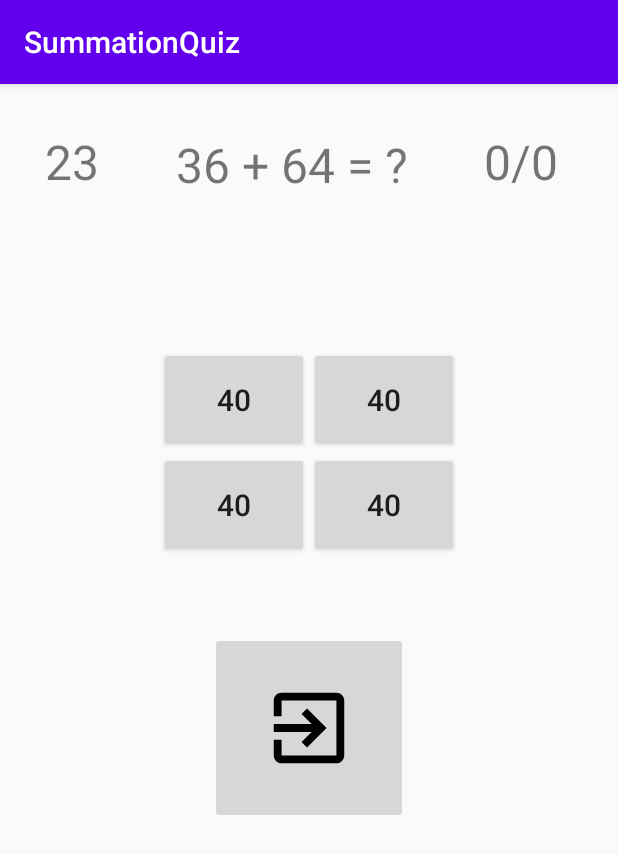
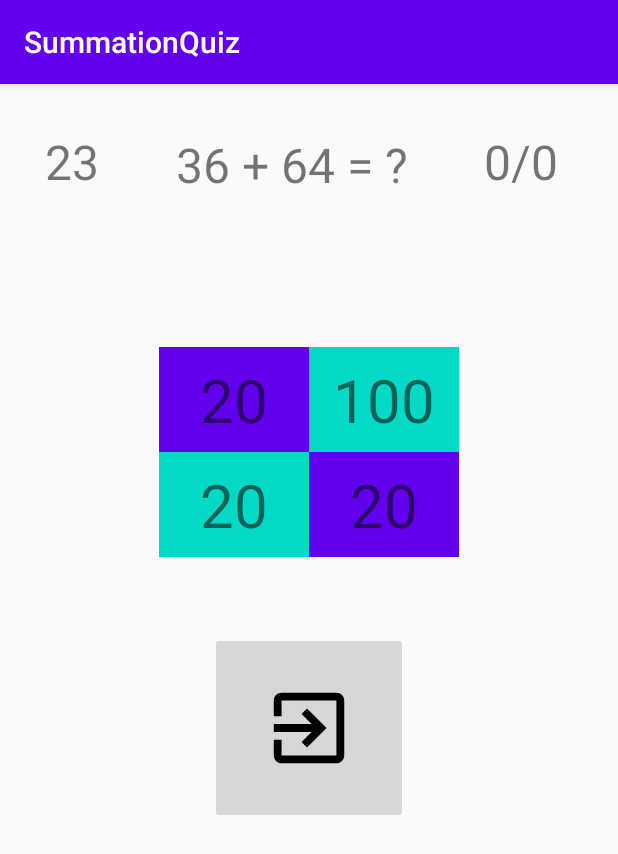
Before and after one commit to Mayank-Maurya/SummationQuiz, an Android app: the screen it shows after launch (MainActivity), on a phone screen of 412 x 824 dp. Shown: the top 854 px of the screen. Run offline under Robolectric (Android 15) with nearby library versions, the phone set to English and light mode, and no system bars.

Commit message:
Textview  operations added

```diff
--- a/app/src/main/java/mayank/maurya/mathapp/MainActivity.java
+++ b/app/src/main/java/mayank/maurya/mathapp/MainActivity.java
@@ -15,7 +15,7 @@ import java.util.Random;
 
 public class MainActivity extends AppCompatActivity {
     TextView counter,question,questioncount;
-    Button op1,op2,op3,op4;
+    TextView op1,op2,op3,op4;
     ImageButton exit;
     public void initialize()
     {
@@ -31,18 +31,14 @@ public class MainActivity extends AppCompatActivity {
     public void setit(int n,int choice)
     {
         if(choice==1) {
-            RemoteViews remoteViews = new RemoteViews(getPackageName(), R.layout.activity_main);
-            remoteViews.setTextViewText(R.id.optionbtn1, n + "");
+            op1.setText(String.valueOf(n));
         }else
         if(choice==2) {
-            RemoteViews remoteViews = new RemoteViews(getPackageName(), R.layout.activity_main);
-            remoteViews.setTextViewText(R.id.optionbtn2, n + "");
+            op2.setText(String.valueOf(n));
         }else if(choice==3) {
-            RemoteViews remoteViews = new RemoteViews(getPackageName(), R.layout.activity_main);
-            remoteViews.setTextViewText(R.id.optionbtn3, n + "");
+            op3.setText(String.valueOf(n));
         }else if(choice==4) {
-            RemoteViews remoteViews = new RemoteViews(getPackageName(), R.layout.activity_main);
-            remoteViews.setTextViewText(R.id.optionbtn4, n + "");
+            op4.setText(String.valueOf(n));
         }
 
     }
@@ -57,37 +53,34 @@ public class MainActivity extends AppCompatActivity {
         int num=random.nextInt(80-20)+20;
         int num2=random.nextInt(80-20)+20;
         question.setText(num+" + "+num2+" = ?");
-        int ans=random.nextInt(2)+3;
+        int ans=random.nextInt(5-1)+1;
         for(int i=1;i<=4;i++)
         {
             if(i==ans)
             {
                if(i==1)
                {
-                   RemoteViews remoteViews = new RemoteViews(getPackageName(), R.layout.activity_main);
-                   remoteViews.setTextViewText(R.id.optionbtn1, num+num2+"");
+                   op1.setText(String.valueOf(num+num2));
+
                    break;
                }
                 if(i==2)
                 {
-                    RemoteViews remoteViews = new RemoteViews(getPackageName(), R.layout.activity_main);
-                    remoteViews.setTextViewText(R.id.optionbtn2, num+num2+"");
+                    op2.setText(String.valueOf(num+num2));
 
 
                     break;
                 }
                 if(i==3)
                 {
-                    RemoteViews remoteViews = new RemoteViews(getPackageName(), R.layout.activity_main);
-                    remoteViews.setTextViewText(R.id.optionbtn3, num+num2+"");
+                    op3.setText(String.valueOf(num+num2));
 
 
                     break;
                 }
                 if(i==4)
                 {
-                    RemoteViews remoteViews = new RemoteViews(getPackageName(), R.layout.activity_main);
-                    remoteViews.setTextViewText(R.id.optionbtn4, num+num2+"");
+                    op4.setText(String.valueOf(num+num2));
 
 
                     break;
--- a/app/src/main/res/layout/activity_main.xml
+++ b/app/src/main/res/layout/activity_main.xml
@@ -50,37 +50,45 @@
         app:layout_constraintRight_toRightOf="parent"
         app:layout_constraintTop_toBottomOf="@id/textView2">
 
-        <Button
+        <TextView
             android:id="@+id/optionbtn1"
             android:text="40"
-            android:textSize="20dp"
+            android:textSize="40dp"
+            android:gravity="center"
+            android:background="@color/colorPrimary"
             android:layout_width="100dp"
             android:layout_height="70dp"
             android:layout_row="0"
             android:layout_column="0"/>
 
-        <Button
+        <TextView
             android:id="@+id/optionbtn3"
             android:text="40"
-            android:textSize="20dp"
+            android:textSize="40dp"
+            android:gravity="center"
+            android:background="@color/colorAccent"
             android:layout_width="100dp"
             android:layout_height="70dp"
             android:layout_row="0"
             android:layout_column="1" />
 
-        <Button
+        <TextView
             android:id="@+id/optionbtn4"
             android:text="40"
-            android:textSize="20dp"
+            android:textSize="40dp"
+            android:gravity="center"
+            android:background="@color/colorAccent"
             android:layout_width="100dp"
             android:layout_height="70dp"
             android:layout_row="1"
             android:layout_column="0" />
 
-        <Button
+        <TextView
             android:id="@+id/optionbtn2"
             android:text="40"
-            android:textSize="20dp"
+            android:textSize="40dp"
+            android:gravity="center"
+            android:background="@color/colorPrimary"
             android:layout_width="100dp"
             android:layout_height="70dp"
             android:layout_row="1"
```
